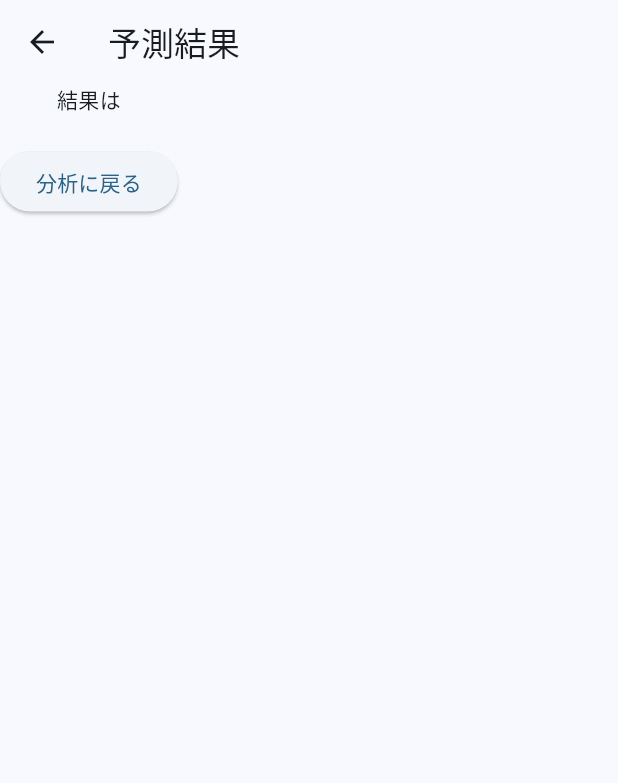
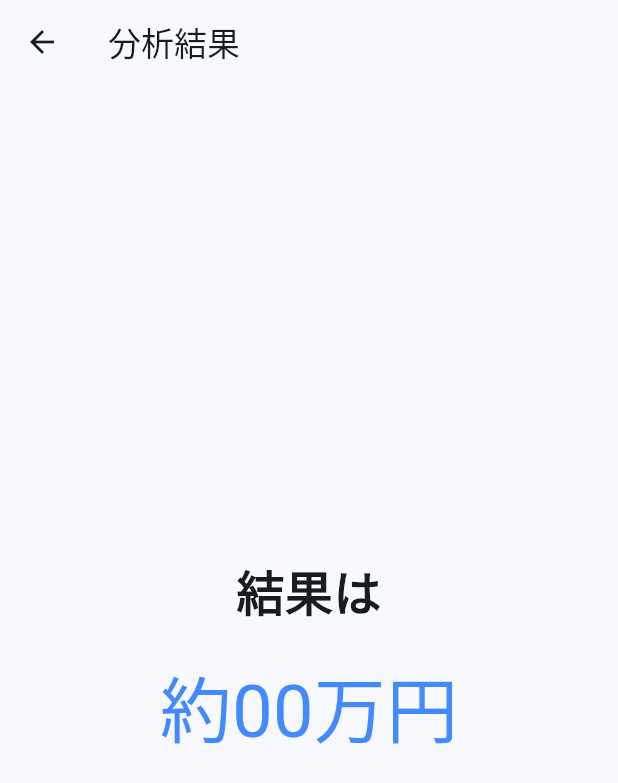
Before and after one commit to ironmax123/cp_front, a Flutter app: the AnalysisPage screen opened directly, on a phone screen of 412 x 824 dp. Shown: the top 783 px of the screen. Run offline on Flutter 3.47's test engine with Material 3 defaults, Android fonts, the phone set to English and light mode, and no system bars; our stand-ins replace flutter_dotenv, flutter_hooks, go_router.

Commit message:
デザイン作成１

```diff
--- a/lib/pages/analysis/page.dart
+++ b/lib/pages/analysis/page.dart
@@ -1,19 +1,37 @@
 import 'package:flutter/material.dart';
+import 'package:flutter_hooks/flutter_hooks.dart';
 
-class AnalysisPage extends StatelessWidget {
-  const AnalysisPage({super.key});
-  final res = '';
+class AnalysisPage extends HookWidget {
+  final String? response;
+
+  const AnalysisPage({super.key, this.response});
 
   @override
   Widget build(BuildContext context) {
     return Scaffold(
-        appBar: AppBar(title: const Text('予測結果')),
-        body: Column(
-          children: [
-            const Text('結果は'),
-            Text(res),
-            ElevatedButton(onPressed: () {}, child: const Text("分析に戻る"))
-          ],
-        ));
+      appBar: AppBar(title: const Text('分析結果')),
+      body: Column(
+        mainAxisAlignment: MainAxisAlignment.center,
+        crossAxisAlignment: CrossAxisAlignment.center,
+        children: [
+          const SizedBox(width: double.infinity),
+          const Text(
+            '結果は',
+            style: TextStyle(
+              fontSize: 32,
+              fontWeight: FontWeight.bold,
+            ),
+          ),
+          const SizedBox(height: 20),
+          Text(
+            '約${response ?? '00'}万円',
+            style: const TextStyle(
+              fontSize: 48,
+              color: Colors.blueAccent,
+            ),
+          ),
+        ],
+      ),
+    );
   }
 }
--- a/lib/pages/home/components/year_slider.dart
+++ b/lib/pages/components/year_slider.dart
@@ -1,7 +1,7 @@
 import 'package:flutter/material.dart';
 
 const minYear = 1990;
-const maxYear = 3000;
+const maxYear = 2050;
 Widget yearSlider({
   required int initialYear,
   required ValueChanged<int> onChanged,
--- a/lib/routers/app_router.dart
+++ b/lib/routers/app_router.dart
@@ -18,12 +18,13 @@ final goRouter = GoRouter(
       },
     ),
     GoRoute(
-      path: '/analysys',
-      name: 'analysys',
+      path: '/analysis',
+      name: 'analyis',
       pageBuilder: (context, state) {
+        final data = state.extra as String;
         return MaterialPage(
           key: state.pageKey,
-          child: const AnalysisPage(),
+          child: AnalysisPage(response: data),
         );
       },
     ),
```
Also changed, not shown: lib/pages/page.dart (+10 -12 lines), lib/pages/components/dropdown.dart (renamed from lib/pages/home/components/dropdown.dart), pubspec.lock.
